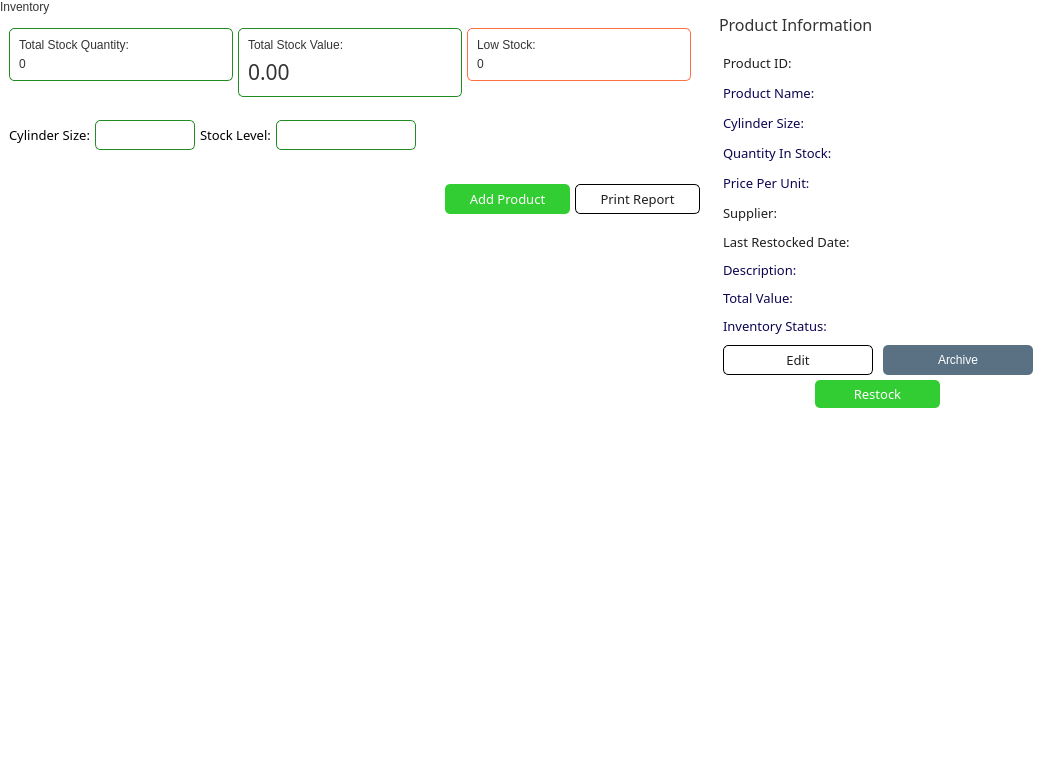
Old version of the form app/src/ui/NEW/inventory_page.ui in the repository Kazu0210/Inventory-System.
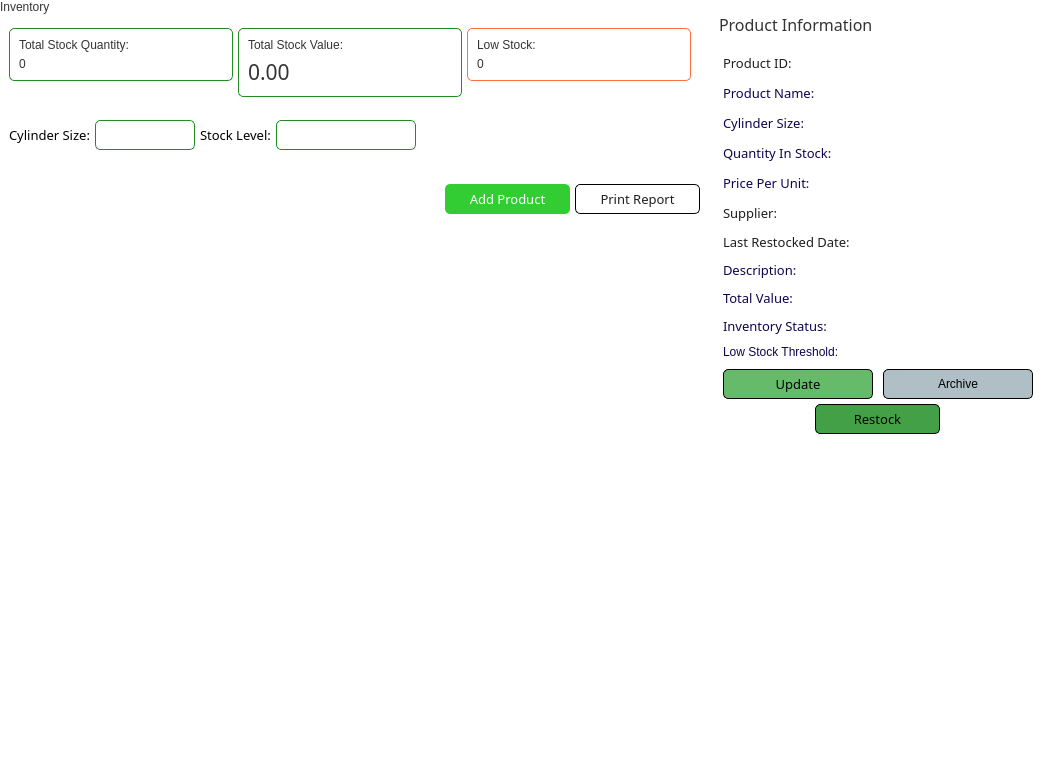
New version of the form.

Patch:
```diff
--- a/app/src/ui/NEW/inventory_page.ui
+++ b/app/src/ui/NEW/inventory_page.ui
@@ -7,7 +7,7 @@
     <x>0</x>
     <y>0</y>
     <width>1051</width>
-    <height>772</height>
+    <height>771</height>
    </rect>
   </property>
   <property name="windowTitle">
@@ -50,7 +50,7 @@
         <x>0</x>
         <y>0</y>
         <width>1051</width>
-        <height>772</height>
+        <height>771</height>
        </rect>
       </property>
       <layout class="QHBoxLayout" name="horizontalLayout_60">
@@ -1870,6 +1870,60 @@
                   </layout>
                  </widget>
                 </item>
+                <item>
+                 <widget class="QFrame" name="frame_23">
+                  <property name="frameShape">
+                   <enum>QFrame::StyledPanel</enum>
+                  </property>
+                  <property name="frameShadow">
+                   <enum>QFrame::Raised</enum>
+                  </property>
+                  <layout class="QHBoxLayout" name="horizontalLayout_4">
+                   <property name="leftMargin">
+                    <number>0</number>
+                   </property>
+                   <property name="topMargin">
+                    <number>0</number>
+                   </property>
+                   <property name="rightMargin">
+                    <number>0</number>
+                   </property>
+                   <property name="bottomMargin">
+                    <number>0</number>
+                   </property>
+                   <item>
+                    <widget class="QLabel" name="label">
+                     <property name="minimumSize">
+                      <size>
+                       <width>120</width>
+                       <height>0</height>
+                      </size>
+                     </property>
+                     <property name="styleSheet">
+                      <string notr="true">color: #0C0550;
+background-color: #fff;</string>
+                     </property>
+                     <property name="text">
+                      <string>Low Stock Threshold:</string>
+                     </property>
+                    </widget>
+                   </item>
+                   <item>
+                    <widget class="QLabel" name="low_stock_threshold_label">
+                     <property name="maximumSize">
+                      <size>
+                       <width>16777215</width>
+                       <height>20</height>
+                      </size>
+                     </property>
+                     <property name="text">
+                      <string/>
+                     </property>
+                    </widget>
+                   </item>
+                  </layout>
+                 </widget>
+                </item>
                 <item>
                  <widget class="QFrame" name="frame_22">
                   <property name="frameShape">
@@ -1952,16 +2006,16 @@
                         </property>
                         <property name="styleSheet">
                          <string notr="true">#editProduct_pushButton{
-background-color: #fff;
+background-color: #66BB6A;
 border: 1px solid #000;
 border-radius: 5px;
 padding: 5px;
 font: 87 10pt &quot;Noto Sans Black&quot;;
-color: #1E1E1E;
+color: #000;
 }</string>
                         </property>
                         <property name="text">
-                         <string>Edit</string>
+                         <string>Update</string>
                         </property>
                        </widget>
                       </item>
@@ -1981,9 +2035,9 @@
                         </property>
                         <property name="styleSheet">
                          <string notr="true">#archive_pushButton{
-background-color: #5A7184;
-color: #fff;
-border: none;
+background-color: #B0BEC5;
+color: #000;
+border: 1px solid #000;
 border-radius: 5px;
 padding: 5px;
 font: 87 10pt &quot;Noto Sans Black&quot;;
@@ -2025,11 +2079,12 @@
                      </property>
                      <property name="styleSheet">
                       <string notr="true">#restock_pushButton{
-background-color: #32CD32;
+background-color: #43A047;
+border: 1px solid #000;
 border-radius: 5px;
 padding: 5px;
 font: 87 10pt &quot;Noto Sans Black&quot;;
-color: #fff;
+color: #000;
 }</string>
                      </property>
                      <property name="text">
```
Left out of the diff: 19 changed lines with no effect on the pictures.
